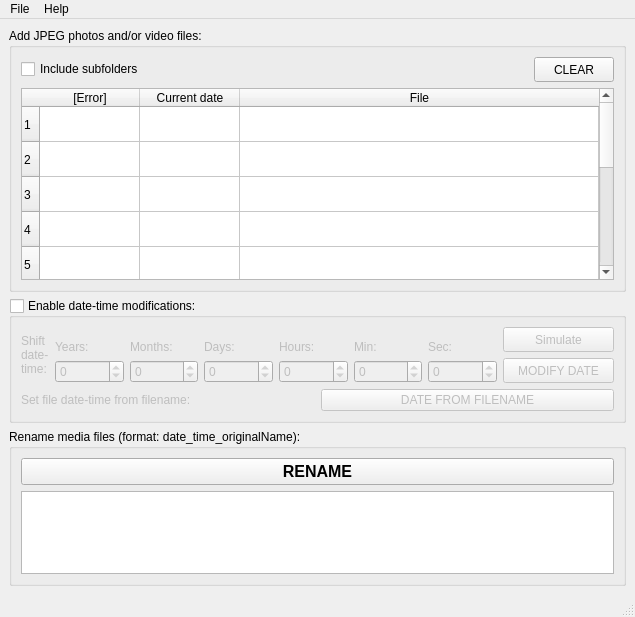
This is my_gui/main_window.ui in uemk/FotoSort as Qt 5 draws it before an edit. The edited form follows.
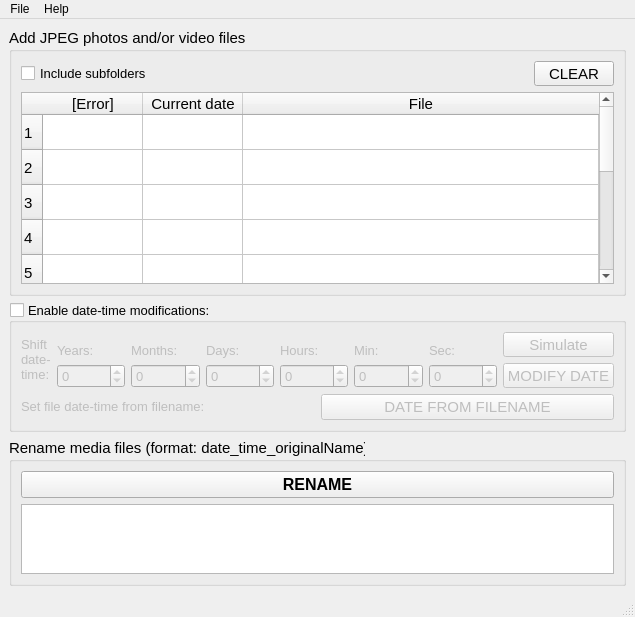
This is the edited form. Icons and pictures are not drawn.

Commit message: Increase font sizes in main window

Patch:
```diff
--- a/my_gui/main_window.ui
+++ b/my_gui/main_window.ui
@@ -34,7 +34,7 @@
      <widget class="QGroupBox" name="groupBox_table">
       <property name="font">
        <font>
-        <pointsize>9</pointsize>
+        <pointsize>11</pointsize>
        </font>
       </property>
       <property name="title">
@@ -47,7 +47,7 @@
           <widget class="QCheckBox" name="checkBox_subfolders">
            <property name="font">
             <font>
-             <pointsize>9</pointsize>
+             <pointsize>10</pointsize>
             </font>
            </property>
            <property name="text">
@@ -75,6 +75,11 @@
              <height>25</height>
             </size>
            </property>
+           <property name="font">
+            <font>
+             <pointsize>11</pointsize>
+            </font>
+           </property>
            <property name="text">
             <string>CLEAR</string>
            </property>
@@ -93,6 +98,11 @@
            <verstretch>0</verstretch>
           </sizepolicy>
          </property>
+         <property name="font">
+          <font>
+           <pointsize>11</pointsize>
+          </font>
+         </property>
          <property name="acceptDrops">
           <bool>true</bool>
          </property>
@@ -198,7 +208,7 @@
       </property>
       <property name="font">
        <font>
-        <pointsize>9</pointsize>
+        <pointsize>10</pointsize>
        </font>
       </property>
       <property name="title">
@@ -467,6 +477,11 @@
                <height>25</height>
               </size>
              </property>
+             <property name="font">
+              <font>
+               <pointsize>11</pointsize>
+              </font>
+             </property>
              <property name="text">
               <string>Simulate</string>
              </property>
@@ -492,6 +507,11 @@
                <height>25</height>
               </size>
              </property>
+             <property name="font">
+              <font>
+               <pointsize>11</pointsize>
+              </font>
+             </property>
              <property name="text">
               <string>MODIFY DATE</string>
              </property>
@@ -524,6 +544,11 @@
              <verstretch>0</verstretch>
             </sizepolicy>
            </property>
+           <property name="font">
+            <font>
+             <pointsize>11</pointsize>
+            </font>
+           </property>
            <property name="text">
             <string>DATE FROM FILENAME</string>
            </property>
@@ -538,7 +563,7 @@
      <widget class="QGroupBox" name="groupBox_rename">
       <property name="font">
        <font>
-        <pointsize>9</pointsize>
+        <pointsize>11</pointsize>
        </font>
       </property>
       <property name="focusPolicy">
```
Left out of the diff: 10 changed lines with no effect on the pictures. The commit also changes 1 other file.
